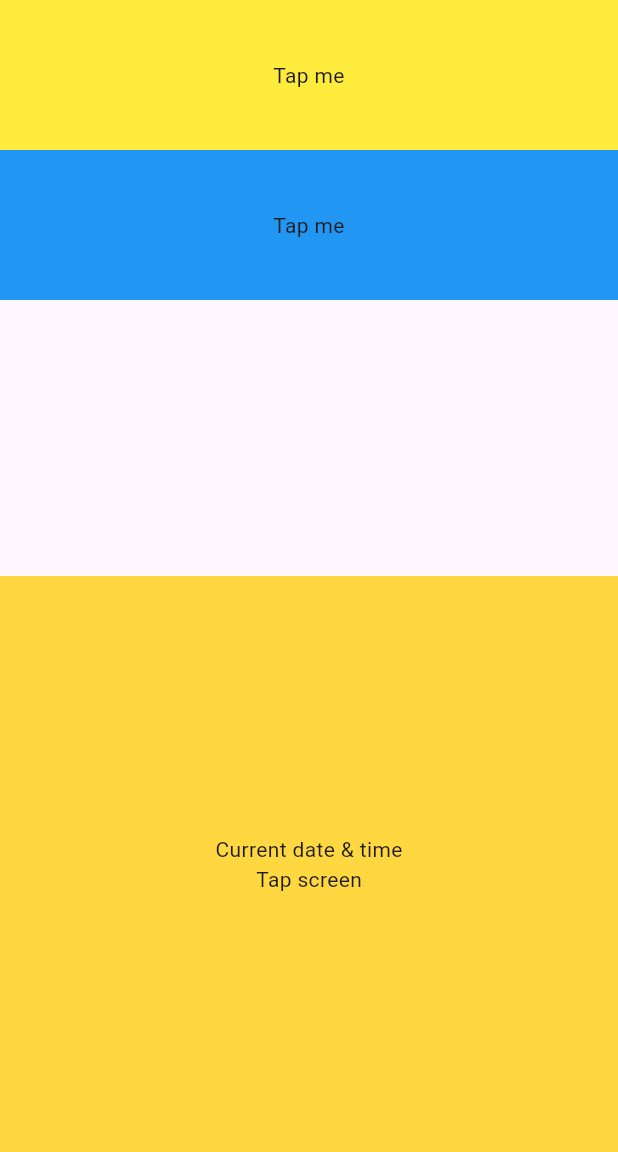
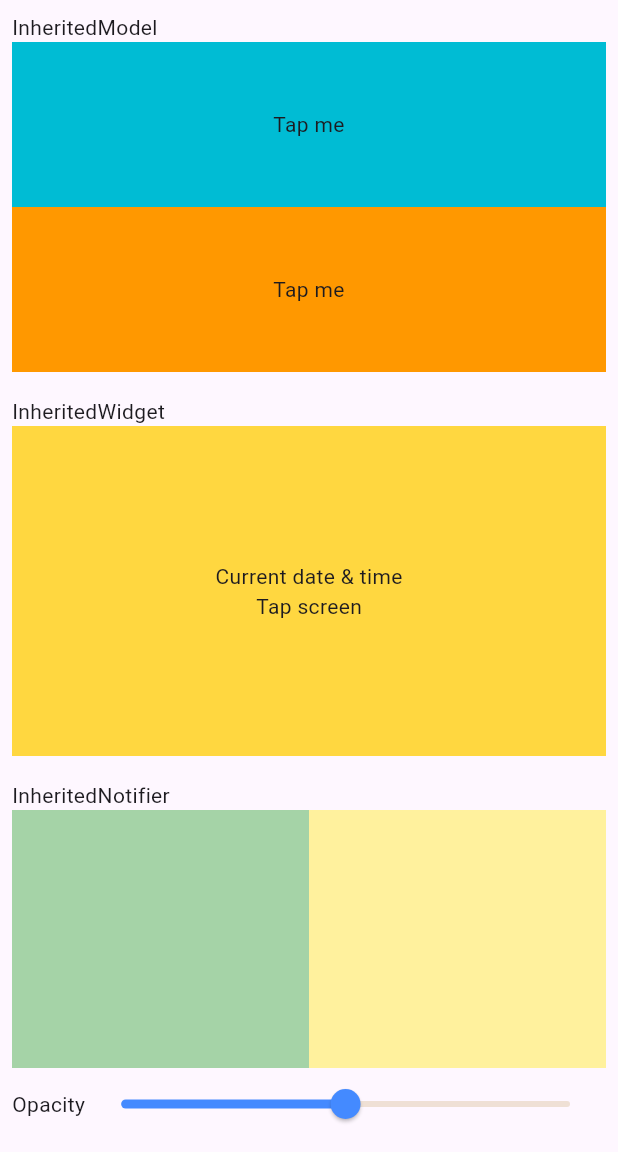
Before and after one commit to wadpas/inherited_flutter_state, a Flutter app: the screen it shows after launch, on a phone screen of 412 x 824 dp, the part 84-1236 px from its top. Run offline on Flutter 3.47's test engine with Material 3 defaults, Android fonts, the phone set to English and light mode, and no system bars; our stand-ins replace google_fonts.

Commit message:
refactored main view

```diff
--- a/lib/colors_inherited_model/color_widget.dart
+++ b/lib/colors_inherited_model/color_widget.dart
@@ -15,11 +15,11 @@ class ColorWidget extends StatelessWidget {
   Widget build(BuildContext context) {
     final provider = AvailableColorsWidget.of(context, colorNumber);
 
-    return GestureDetector(
+    return Expanded(
+      child: GestureDetector(
         onTap: setColor,
         child: Container(
           width: double.infinity,
-        height: 100,
           color: colorNumber == AvailableColors.one
               ? provider.color1
               : provider.color2,
@@ -30,6 +30,7 @@ class ColorWidget extends StatelessWidget {
             ),
           ),
         ),
+      ),
     );
   }
 }
--- a/lib/colors_inherited_model/colors_widget.dart
+++ b/lib/colors_inherited_model/colors_widget.dart
@@ -12,8 +12,8 @@ class ColorsWidget extends StatefulWidget {
 }
 
 class _ColorsWidgetState extends State<ColorsWidget> {
-  var color1 = Colors.yellow;
-  var color2 = Colors.blue;
+  var color1 = Colors.cyan;
+  var color2 = Colors.orange;
 
   @override
   Widget build(BuildContext context) {
@@ -21,7 +21,9 @@ class _ColorsWidgetState extends State<ColorsWidget> {
       color1: color1,
       color2: color2,
       child: Column(
+        crossAxisAlignment: CrossAxisAlignment.start,
         children: [
+          const Text('InheritedModel'),
           ColorWidget(
             colorNumber: AvailableColors.one,
             setColor: () => setState(() {
--- a/lib/date_time_inherited_widget/api_provider.dart
+++ b/lib/date_time_inherited_widget/api_provider.dart
@@ -1,10 +1,12 @@
+import 'package:flutter/material.dart';
+
 class ApiProvider {
   String? dateTime;
   bool isLoading = false;
 
   Future<String> getDateAndTime() {
     return Future.delayed(
-      const Duration(seconds: 1),
+      Durations.long4,
       () => DateTime.now().toIso8601String(),
     ).then((value) {
       dateTime = value;
--- a/lib/date_time_inherited_widget/date_time_widget.dart
+++ b/lib/date_time_inherited_widget/date_time_widget.dart
@@ -24,7 +24,13 @@ class _DatePageState extends State<DateTimeWidget> {
         });
       },
       child: SizedBox.expand(
+        child: Column(
+          crossAxisAlignment: CrossAxisAlignment.start,
+          children: [
+            const Text('InheritedWidget'),
+            Expanded(
               child: Container(
+                width: double.infinity,
                 color: Colors.amberAccent,
                 child: Column(
                   mainAxisAlignment: MainAxisAlignment.center,
@@ -41,6 +47,9 @@ class _DatePageState extends State<DateTimeWidget> {
                 ),
               ),
             ),
+          ],
+        ),
+      ),
     );
   }
 }
--- a/lib/inherited_notifier.dart
+++ b/lib/inherited_notifier.dart
@@ -1,7 +1,7 @@
 import 'package:flutter/material.dart';
 
 class SliderData extends ChangeNotifier {
-  double _value = 0.0;
+  double _value = 0.5;
   double get value => _value;
   set value(double newValue) {
     if (newValue != value) {
@@ -15,7 +15,7 @@ final sliderData = SliderData();
 
 class SliderInheritedNotifier extends InheritedNotifier<SliderData> {
   const SliderInheritedNotifier({
-    Key? super.key,
+    super.key,
     required super.notifier,
     required super.child,
   });
@@ -33,44 +33,55 @@ class NotifierInherited extends StatelessWidget {
 
   @override
   Widget build(BuildContext context) {
-    return Scaffold(
-      appBar: AppBar(
-        title: const Text('Inherited Model'),
-      ),
-      body: SliderInheritedNotifier(
+    return SliderInheritedNotifier(
       notifier: sliderData,
       child: Builder(
         builder: (context) {
           return Column(
+            crossAxisAlignment: CrossAxisAlignment.start,
             children: [
-                Slider(
+              const Text('InheritedNotifier'),
+              Expanded(
+                child: Column(
+                  children: [
+                    Expanded(
+                      child: Row(
+                        children: [
+                          Opacity(
+                            opacity: SliderInheritedNotifier.of(context),
+                            child: Container(
+                              color: Colors.green,
+                            ),
+                          ),
+                          Opacity(
+                            opacity: SliderInheritedNotifier.of(context),
+                            child: Container(
+                              color: Colors.yellow,
+                            ),
+                          )
+                        ].expandEqually().toList(),
+                      ),
+                    ),
+                    Row(
+                      children: [
+                        const Text('Opacity'),
+                        Expanded(
+                          child: Slider(
+                            activeColor: Colors.blueAccent,
                             value: SliderInheritedNotifier.of(context),
                             onChanged: (value) {
                               sliderData.value = value;
                             },
                           ),
-                Row(
-                  children: [
-                    Opacity(
-                      opacity: SliderInheritedNotifier.of(context),
-                      child: Container(
-                        color: Colors.yellow,
-                        height: 200,
+                        ),
+                      ],
+                    ),
+                  ],
                 ),
               ),
-                    Opacity(
-                      opacity: SliderInheritedNotifier.of(context),
-                      child: Container(
-                        color: Colors.blue,
-                        height: 200,
-                      ),
-                    )
-                  ].expandEqually().toList(),
-                )
             ],
           );
         },
-        ),
       ),
     );
   }
--- a/lib/main.dart
+++ b/lib/main.dart
@@ -42,18 +42,26 @@ class HomePage extends StatelessWidget {
       appBar: AppBar(
         title: const Text('Inherited State'),
       ),
-      body: Column(
+      body: Padding(
+        padding: const EdgeInsets.all(8.0),
+        child: Column(
           children: [
             const Expanded(
               child: ColorsWidget(),
             ),
+            const SizedBox(height: 16),
             Expanded(
               child: DateTimeInherited(
                 dateTimeApi: ApiProvider(),
                 child: const DateTimeWidget(),
               ),
             ),
+            const SizedBox(height: 16),
+            const Expanded(
+              child: NotifierInherited(),
+            )
           ],
+        ),
       ),
     );
   }
```
Lines whose indentation alone changed are shown as unchanged.
